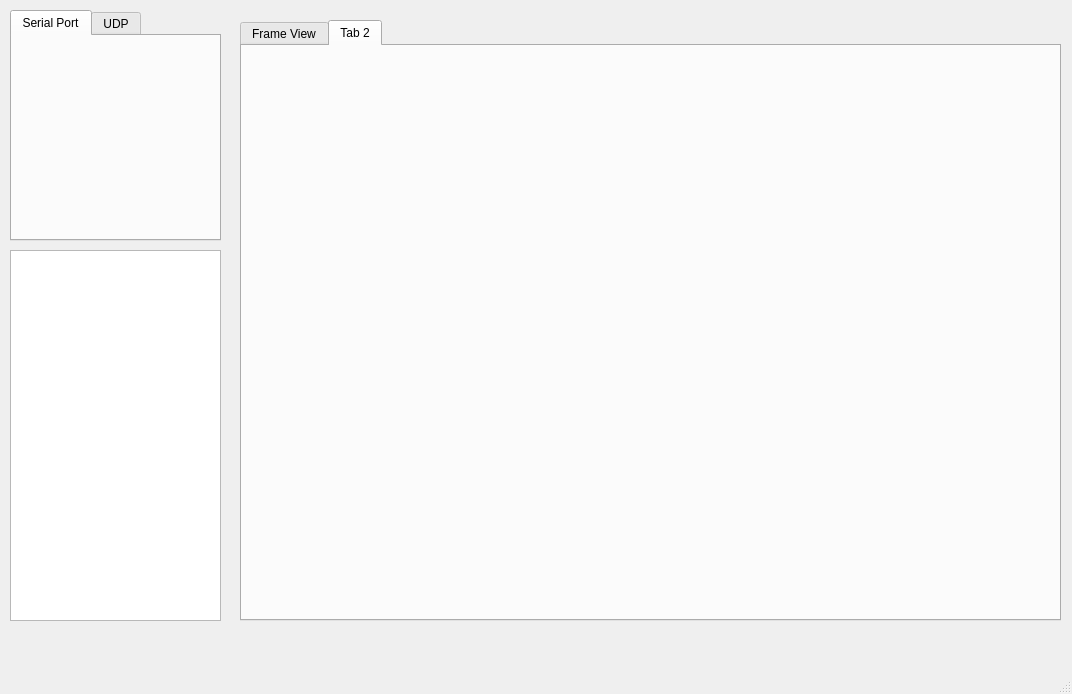
Before: the Qt Designer form mainwindow.ui in hegoku/DroneControlCenter, drawn with Qt 5.
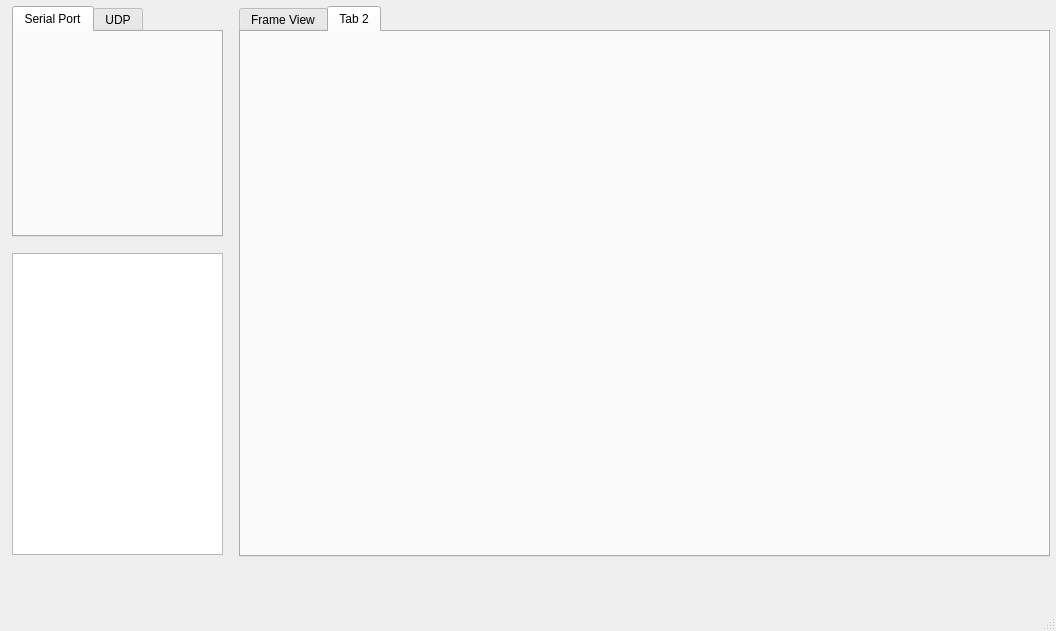
After: the same form once the commit is applied. The open tabs and pages were chosen to show the change. Custom widgets are drawn as their Qt base class.

The edit to the form file:
```diff
--- a/mainwindow.ui
+++ b/mainwindow.ui
@@ -6,8 +6,8 @@
    <rect>
     <x>0</x>
     <y>0</y>
-    <width>1072</width>
-    <height>694</height>
+    <width>1056</width>
+    <height>631</height>
    </rect>
   </property>
   <property name="windowTitle">
@@ -17,12 +17,18 @@
    <widget class="QTabWidget" name="ConnectionTab">
     <property name="geometry">
      <rect>
-      <x>10</x>
-      <y>10</y>
+      <x>12</x>
+      <y>6</y>
       <width>211</width>
       <height>231</height>
      </rect>
     </property>
+    <property name="maximumSize">
+     <size>
+      <width>211</width>
+      <height>231</height>
+     </size>
+    </property>
     <property name="currentIndex">
      <number>0</number>
     </property>
@@ -60,11 +66,17 @@
    <widget class="QTextEdit" name="logView">
     <property name="geometry">
      <rect>
-      <x>10</x>
-      <y>250</y>
+      <x>12</x>
+      <y>253</y>
+      <width>211</width>
+      <height>302</height>
+     </rect>
+    </property>
+    <property name="maximumSize">
+     <size>
       <width>211</width>
       <height>371</height>
-     </rect>
+     </size>
     </property>
     <property name="readOnly">
      <bool>true</bool>
@@ -73,10 +85,10 @@
    <widget class="QTabWidget" name="tabWidget">
     <property name="geometry">
      <rect>
-      <x>240</x>
-      <y>20</y>
-      <width>821</width>
-      <height>601</height>
+      <x>239</x>
+      <y>6</y>
+      <width>811</width>
+      <height>551</height>
      </rect>
     </property>
     <property name="currentIndex">
@@ -104,10 +116,10 @@
      <widget class="DroneModel" name="widget" native="true">
       <property name="geometry">
        <rect>
-        <x>40</x>
-        <y>50</y>
-        <width>311</width>
-        <height>241</height>
+        <x>10</x>
+        <y>10</y>
+        <width>631</width>
+        <height>501</height>
        </rect>
       </property>
      </widget>
```
Left out of the diff: 4 changed lines with no effect on the pictures.
